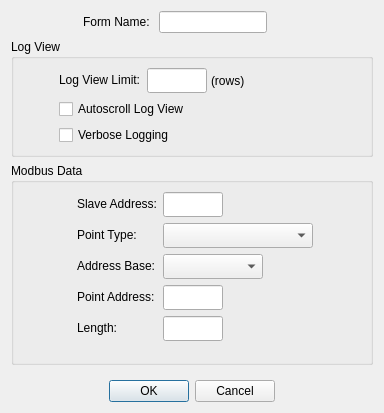
Qt form omodsim/dialogs/dialogdisplaydefinition.ui (sanny32/OpenModSim) before a commit.
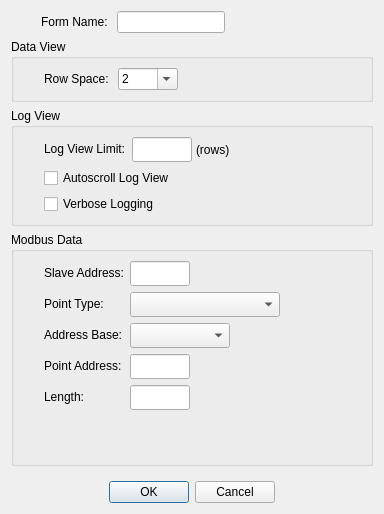
The same form after that commit. Custom widgets are drawn as their Qt base class.

Commit message: Added DataView row space definition (#56)

```diff
--- a/omodsim/dialogs/dialogdisplaydefinition.ui
+++ b/omodsim/dialogs/dialogdisplaydefinition.ui
@@ -7,7 +7,7 @@
     <x>0</x>
     <y>0</y>
     <width>384</width>
-    <height>413</height>
+    <height>514</height>
    </rect>
   </property>
   <property name="windowTitle">
@@ -17,7 +17,10 @@
    <item>
     <layout class="QFormLayout" name="formLayout_2">
      <property name="formAlignment">
-      <set>Qt::AlignmentFlag::AlignHCenter|Qt::AlignmentFlag::AlignTop</set>
+      <set>Qt::AlignmentFlag::AlignLeading|Qt::AlignmentFlag::AlignLeft|Qt::AlignmentFlag::AlignTop</set>
+     </property>
+     <property name="leftMargin">
+      <number>30</number>
      </property>
      <item row="0" column="0">
       <widget class="QLabel" name="labelFormName">
@@ -58,6 +61,76 @@
      </item>
     </layout>
    </item>
+   <item>
+    <widget class="QGroupBox" name="groupBoxDataView">
+     <property name="title">
+      <string>Data View</string>
+     </property>
+     <layout class="QFormLayout" name="formLayout_4">
+      <property name="formAlignment">
+       <set>Qt::AlignmentFlag::AlignLeading|Qt::AlignmentFlag::AlignLeft|Qt::AlignmentFlag::AlignTop</set>
+      </property>
+      <property name="leftMargin">
+       <number>30</number>
+      </property>
+      <property name="rightMargin">
+       <number>30</number>
+      </property>
+      <item row="0" column="0">
+       <widget class="QLabel" name="labelRowSpace">
+        <property name="text">
+         <string>Row Space: </string>
+        </property>
+       </widget>
+      </item>
+      <item row="0" column="1">
+       <widget class="QComboBox" name="comboBoxRowSpace">
+        <property name="sizePolicy">
+         <sizepolicy hsizetype="Fixed" vsizetype="Fixed">
+          <horstretch>0</horstretch>
+          <verstretch>0</verstretch>
+         </sizepolicy>
+        </property>
+        <property name="minimumSize">
+         <size>
+          <width>25</width>
+          <height>0</height>
+         </size>
+        </property>
+        <property name="maximumSize">
+         <size>
+          <width>60</width>
+          <height>16777215</height>
+         </size>
+        </property>
+        <property name="editable">
+         <bool>true</bool>
+        </property>
+        <item>
+         <property name="text">
+          <string notr="true">2</string>
+         </property>
+        </item>
+        <item>
+         <property name="text">
+          <string notr="true">4</string>
+         </property>
+        </item>
+        <item>
+         <property name="text">
+          <string notr="true">8</string>
+         </property>
+        </item>
+        <item>
+         <property name="text">
+          <string notr="true">16</string>
+         </property>
+        </item>
+       </widget>
+      </item>
+     </layout>
+    </widget>
+   </item>
    <item>
     <widget class="QGroupBox" name="groupBox_2">
      <property name="title">
@@ -65,10 +138,10 @@
      </property>
      <layout class="QFormLayout" name="formLayout_3">
       <property name="formAlignment">
-       <set>Qt::AlignmentFlag::AlignHCenter|Qt::AlignmentFlag::AlignTop</set>
+       <set>Qt::AlignmentFlag::AlignLeading|Qt::AlignmentFlag::AlignLeft|Qt::AlignmentFlag::AlignTop</set>
       </property>
       <property name="leftMargin">
-       <number>45</number>
+       <number>30</number>
       </property>
       <property name="rightMargin">
        <number>30</number>
@@ -162,7 +235,7 @@
      </property>
      <layout class="QFormLayout" name="formLayout">
       <property name="formAlignment">
-       <set>Qt::AlignmentFlag::AlignHCenter|Qt::AlignmentFlag::AlignTop</set>
+       <set>Qt::AlignmentFlag::AlignLeading|Qt::AlignmentFlag::AlignLeft|Qt::AlignmentFlag::AlignTop</set>
       </property>
       <property name="leftMargin">
        <number>30</number>
```
The commit also changes 8 other files.
